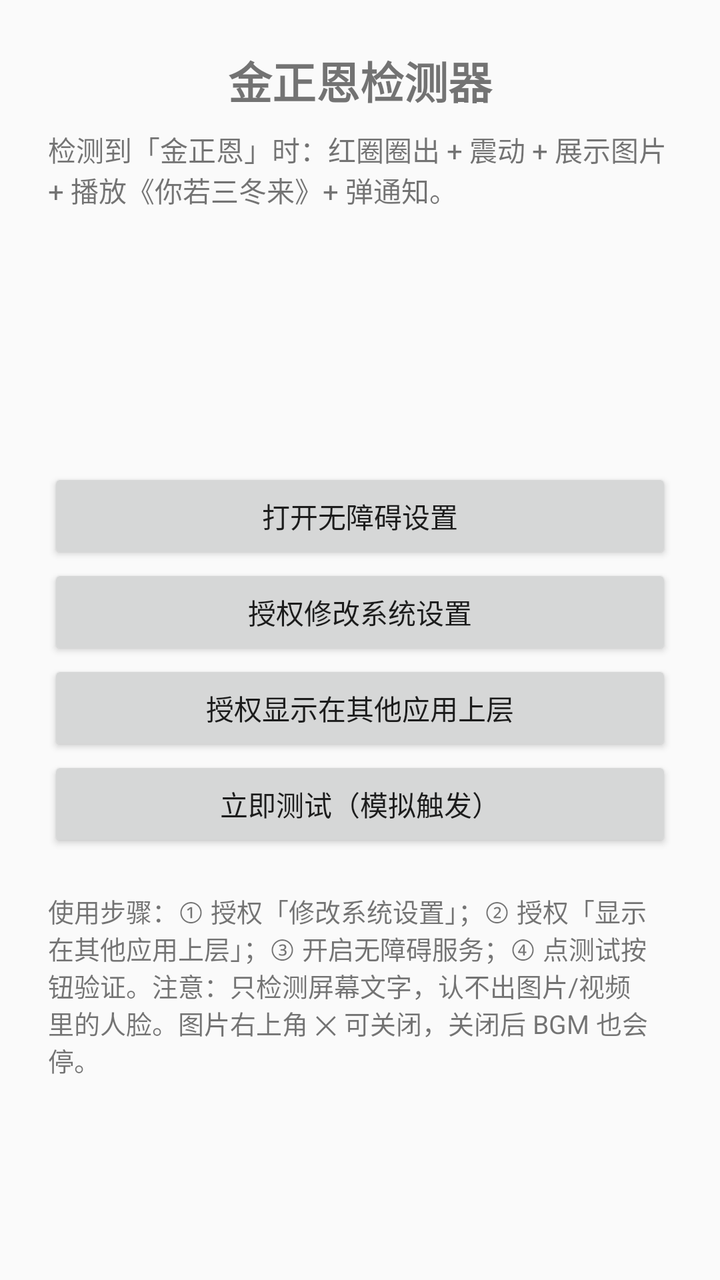
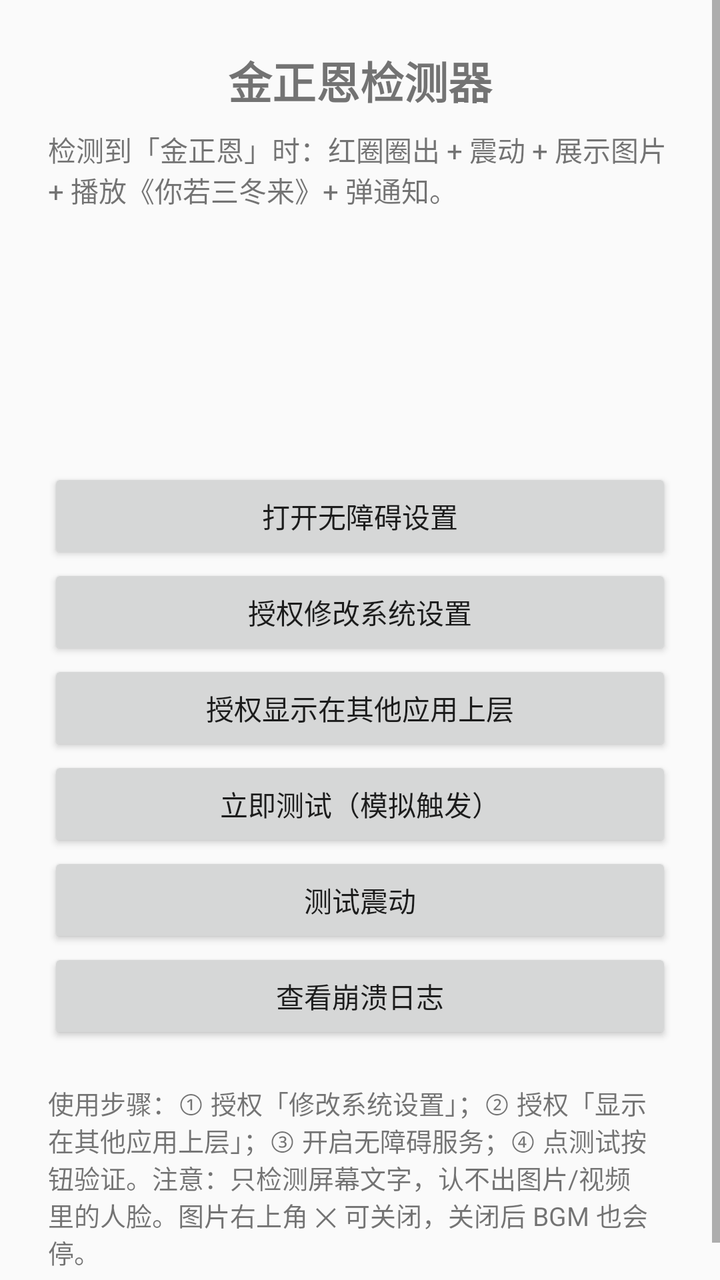

Screens rendered from an Android XML layout before and after an edit, with the pre-edit source and the edit as a unified diff.
<!-- AndroidManifest.xml: application theme Theme.KimDetector -->
<!-- res/layout/activity_main.xml -->
<?xml version="1.0" encoding="utf-8"?>
<ScrollView xmlns:android="http://schemas.android.com/apk/res/android"
    android:layout_width="match_parent"
    android:layout_height="match_parent">

    <LinearLayout
        android:layout_width="match_parent"
        android:layout_height="wrap_content"
        android:orientation="vertical"
        android:padding="24dp">

        <TextView
            android:layout_width="match_parent"
            android:layout_height="wrap_content"
            android:gravity="center"
            android:text="@string/title"
            android:textSize="22sp"
            android:textStyle="bold"
            android:paddingBottom="8dp" />

        <TextView
            android:layout_width="match_parent"
            android:layout_height="wrap_content"
            android:text="@string/subtitle"
            android:textSize="14sp"
            android:paddingBottom="20dp" />

        <TextView
            android:id="@+id/status_accessibility"
            android:layout_width="match_parent"
            android:layout_height="wrap_content"
            android:textSize="16sp"
            android:paddingBottom="4dp" />

        <TextView
            android:id="@+id/status_write_settings"
            android:layout_width="match_parent"
            android:layout_height="wrap_content"
            android:textSize="16sp"
            android:paddingBottom="20dp" />

        <TextView
            android:id="@+id/status_overlay"
            android:layout_width="match_parent"
            android:layout_height="wrap_content"
            android:textSize="16sp"
            android:paddingBottom="20dp" />

        <Button
            android:id="@+id/btn_accessibility"
            android:layout_width="match_parent"
            android:layout_height="wrap_content"
            android:text="@string/btn_accessibility" />

        <Button
            android:id="@+id/btn_write_settings"
            android:layout_width="match_parent"
            android:layout_height="wrap_content"
            android:text="@string/btn_write_settings" />

        <Button
            android:id="@+id/btn_overlay"
            android:layout_width="match_parent"
            android:layout_height="wrap_content"
            android:text="@string/btn_overlay" />

        <Button
            android:id="@+id/btn_test"
            android:layout_width="match_parent"
            android:layout_height="wrap_content"
            android:text="@string/btn_test" />

        <TextView
            android:layout_width="match_parent"
            android:layout_height="wrap_content"
            android:text="@string/hint"
            android:textSize="13sp"
            android:paddingTop="20dp" />
    </LinearLayout>
</ScrollView>
<!-- resources referenced by this layout -->
<resources>
  <string name="btn_accessibility">打开无障碍设置</string>
  <string name="btn_overlay">授权显示在其他应用上层</string>
  <string name="btn_test">立即测试（模拟触发）</string>
  <string name="btn_write_settings">授权修改系统设置</string>
  <string name="hint">使用步骤：① 授权「修改系统设置」；② 授权「显示在其他应用上层」；③ 开启无障碍服务；④ 点测试按钮验证。注意：只检测屏幕文字，认不出图片/视频里的人脸。图片右上角 ✕ 可关闭，关闭后 BGM 也会停。</string>
  <string name="subtitle">检测到「金正恩」时：红圈圈出 + 震动 + 展示图片 + 播放《你若三冬来》+ 弹通知。</string>
  <string name="title">金正恩检测器</string>
  <style name="Theme.KimDetector" parent="Theme.AppCompat.DayNight.DarkActionBar" />
</resources>

<!-- the commit's change to res/layout/activity_main.xml (unified diff, before → after) -->
@@ -70,6 +70,18 @@
             android:layout_height="wrap_content"
             android:text="@string/btn_test" />
 
+        <Button
+            android:id="@+id/btn_test_vibrate"
+            android:layout_width="match_parent"
+            android:layout_height="wrap_content"
+            android:text="@string/btn_test_vibrate" />
+
+        <Button
+            android:id="@+id/btn_crash_log"
+            android:layout_width="match_parent"
+            android:layout_height="wrap_content"
+            android:text="@string/btn_crash_log" />
+
         <TextView
             android:layout_width="match_parent"
             android:layout_height="wrap_content"
<!-- resource entries referenced after the edit -->
@@ -1,8 +1,10 @@
 <!-- resources referenced by this layout -->
 <resources>
   <string name="btn_accessibility">打开无障碍设置</string>
+  <string name="btn_crash_log">查看崩溃日志</string>
   <string name="btn_overlay">授权显示在其他应用上层</string>
   <string name="btn_test">立即测试（模拟触发）</string>
+  <string name="btn_test_vibrate">测试震动</string>
   <string name="btn_write_settings">授权修改系统设置</string>
   <string name="hint">使用步骤：① 授权「修改系统设置」；② 授权「显示在其他应用上层」；③ 开启无障碍服务；④ 点测试按钮验证。注意：只检测屏幕文字，认不出图片/视频里的人脸。图片右上角 ✕ 可关闭，关闭后 BGM 也会停。</string>
   <string name="subtitle">检测到「金正恩」时：红圈圈出 + 震动 + 展示图片 + 播放《你若三冬来》+ 弹通知。</string>
